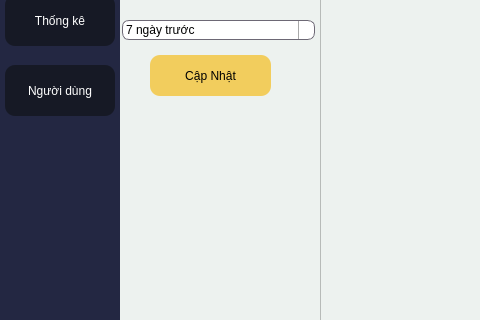
The window that QuanLyChiTieu/expensetracker.ui (derektruong/ExpenseManagement) describes before a commit, drawn with Qt 5; both pictures show x 0 to 480 and y 285 to 605 of the 1321 by 701 pixel window.
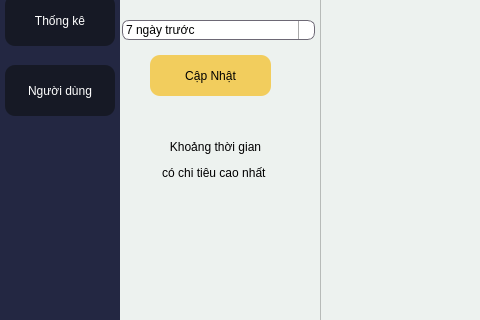
The same window after the commit. The open tabs and pages were chosen to show the change. Icons and pictures are not drawn.

Diff of the .ui file:
```diff
--- a/QuanLyChiTieu/expensetracker.ui
+++ b/QuanLyChiTieu/expensetracker.ui
@@ -3026,6 +3026,19 @@
         </item>
        </layout>
       </widget>
+      <widget class="QLabel" name="label_MaxChi">
+       <property name="geometry">
+        <rect>
+         <x>0</x>
+         <y>370</y>
+         <width>191</width>
+         <height>91</height>
+        </rect>
+       </property>
+       <property name="text">
+        <string>&lt;html&gt;&lt;head/&gt;&lt;body&gt;&lt;p align=&quot;center&quot;&gt;Khoảng thời gian&lt;/p&gt;&lt;p align=&quot;center&quot;&gt;có chi tiêu cao nhất &lt;/p&gt;&lt;/body&gt;&lt;/html&gt;</string>
+       </property>
+      </widget>
      </widget>
      <widget class="QWidget" name="tab3_P5">
       <attribute name="title">
```
Left out of the diff: 17 changed lines with no effect on the pictures.
